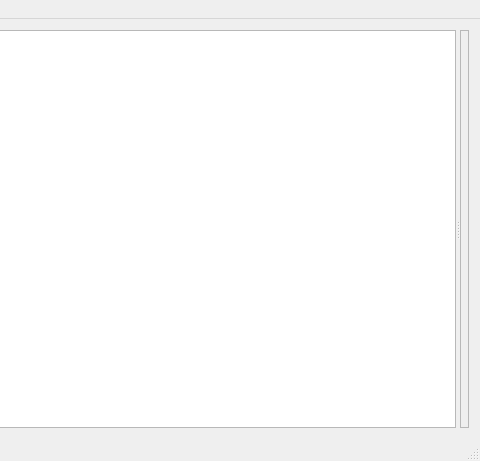
This is DMHelper/src/mainwindow.ui in MMetze/DMHelper as Qt 5 draws it before an edit; both pictures show x 647 to 1127 and y 0 to 461 of the 1127 by 461 pixel window. The edited form follows.
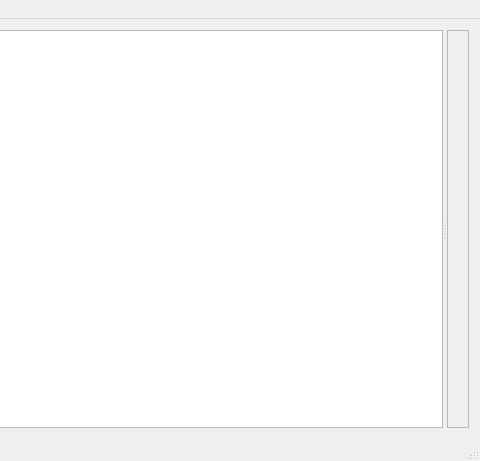
This is the edited form. Icons and pictures are not drawn. Custom widgets are drawn as their Qt base class.

What changed in the file:
```diff
--- a/DMHelper/src/mainwindow.ui
+++ b/DMHelper/src/mainwindow.ui
@@ -36,6 +36,12 @@
    <layout class="QGridLayout" name="gridLayout">
     <item row="0" column="0">
      <widget class="QSplitter" name="splitter">
+      <property name="sizePolicy">
+       <sizepolicy hsizetype="Preferred" vsizetype="Preferred">
+        <horstretch>0</horstretch>
+        <verstretch>0</verstretch>
+       </sizepolicy>
+      </property>
       <property name="orientation">
        <enum>Qt::Horizontal</enum>
       </property>
@@ -46,6 +52,9 @@
          <verstretch>0</verstretch>
         </sizepolicy>
        </property>
+       <property name="sizeAdjustPolicy">
+        <enum>QAbstractScrollArea::AdjustToContents</enum>
+       </property>
        <property name="dragEnabled">
         <bool>true</bool>
        </property>
@@ -55,11 +64,20 @@
        <property name="defaultDropAction">
         <enum>Qt::MoveAction</enum>
        </property>
+       <property name="textElideMode">
+        <enum>Qt::ElideNone</enum>
+       </property>
        <property name="uniformRowHeights">
         <bool>true</bool>
        </property>
       </widget>
       <widget class="CampaignObjectFrameStack" name="stackedWidgetEncounter">
+       <property name="sizePolicy">
+        <sizepolicy hsizetype="Preferred" vsizetype="Preferred">
+         <horstretch>0</horstretch>
+         <verstretch>0</verstretch>
+        </sizepolicy>
+       </property>
        <property name="font">
         <font>
          <pointsize>9</pointsize>
```
Left out of the diff: 3 changed lines with no effect on the pictures.
